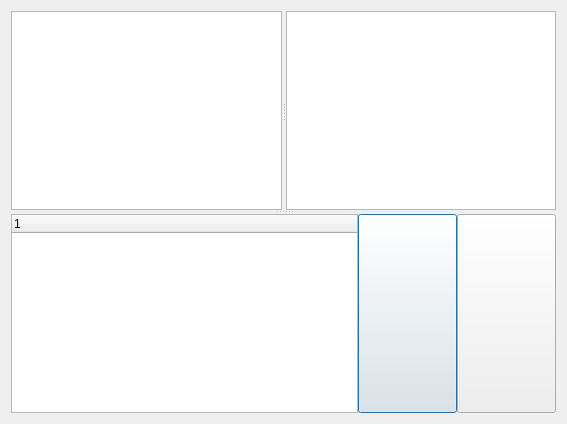
Before: the Qt Designer form Forms/visualalgorithm.ui in Nikitosis/Graph-Helper, drawn with Qt 5.
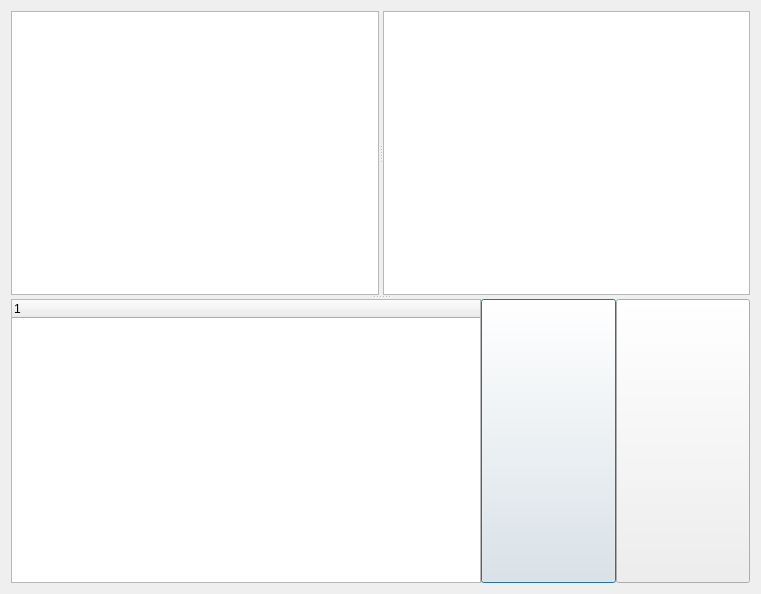
After: the same form once the commit is applied. Icons and pictures are not drawn. Custom widgets are drawn as their Qt base class.

Diff of the .ui file:
```diff
--- a/Forms/visualalgorithm.ui
+++ b/Forms/visualalgorithm.ui
@@ -6,8 +6,8 @@
    <rect>
     <x>0</x>
     <y>0</y>
-    <width>567</width>
-    <height>424</height>
+    <width>761</width>
+    <height>594</height>
    </rect>
   </property>
   <property name="windowTitle">
```
